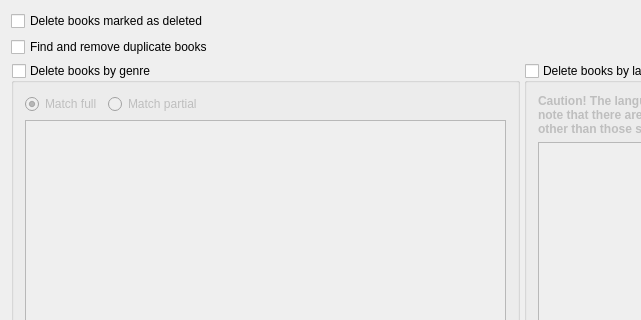
Old version of the form src/home/flibrary/gui/CollectionCleaner.ui in the repository heimdallr/books; both pictures show x 0 to 641 and y 0 to 320 of the 1085 by 840 pixel window.
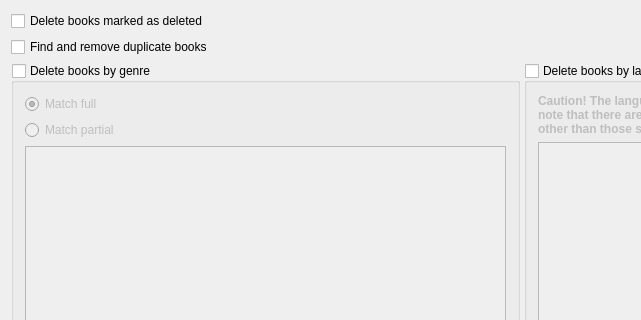
New version of the form.

Commit message: #440 Радиобаттоны - в столбик

The edit to the form file:
```diff
--- a/src/home/flibrary/gui/CollectionCleaner.ui
+++ b/src/home/flibrary/gui/CollectionCleaner.ui
@@ -54,8 +54,6 @@
       </property>
       <layout class="QVBoxLayout" name="verticalLayout">
        <item>
-        <layout class="QHBoxLayout" name="horizontalLayout_2">
-         <item>
           <widget class="QRadioButton" name="genresMatchFull">
            <property name="text">
             <string>Match full</string>
@@ -71,21 +69,6 @@
             <string>Match partial</string>
            </property>
           </widget>
-         </item>
-         <item>
-          <spacer name="horizontalSpacer">
-           <property name="orientation">
-            <enum>Qt::Orientation::Horizontal</enum>
-           </property>
-           <property name="sizeHint" stdset="0">
-            <size>
-             <width>40</width>
-             <height>20</height>
-            </size>
-           </property>
-          </spacer>
-         </item>
-        </layout>
        </item>
        <item>
         <widget class="QTreeView" name="genres">
```
Lines whose indentation alone changed are shown as unchanged.
